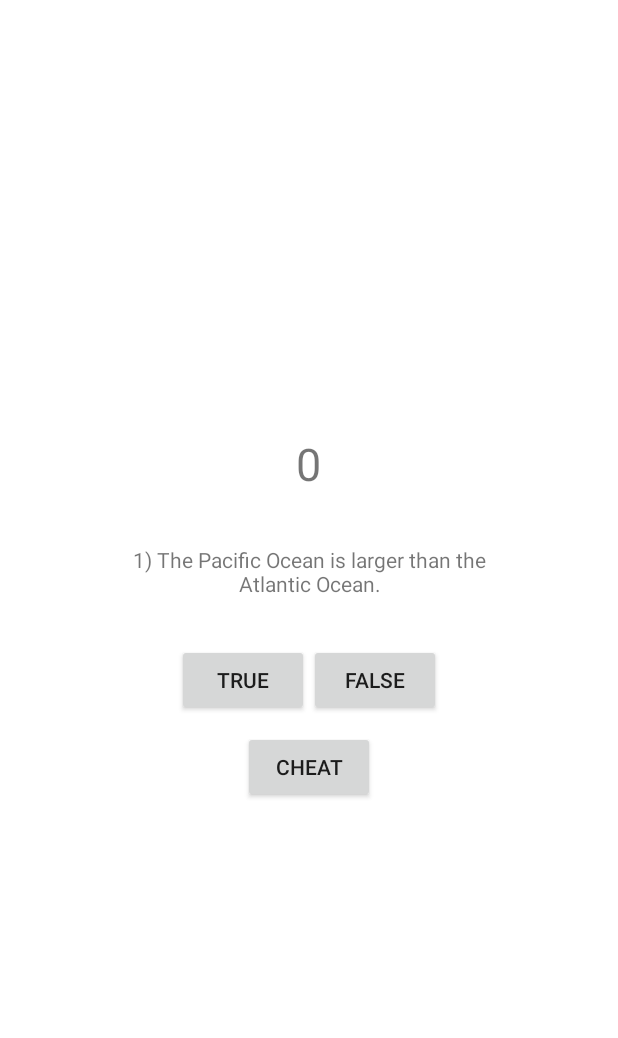
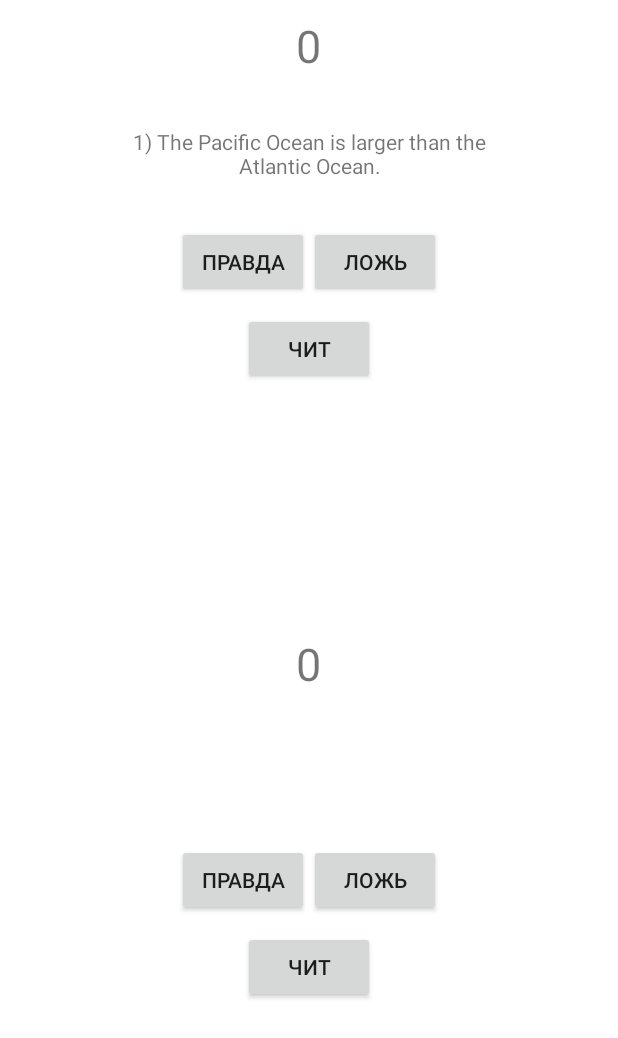
Before and after one commit to BrnGLghT/GeoQuiz, an Android app: the screen it shows after launch (MainActivity), on a phone screen of 412 x 824 dp. Shown: the top 1038 px of the screen. Run offline under Robolectric (Android 15) with nearby library versions, the phone set to English and light mode, and no system bars.

Commit message:
Refactoring second class

```diff
--- /dev/null
+++ b/app/src/main/java/com/example/geoquiz/CheatFragment.java
@@ -0,0 +1,28 @@
+package com.example.geoquiz;
+
+import android.os.Bundle;
+import android.view.LayoutInflater;
+import android.view.View;
+import android.view.ViewGroup;
+
+import androidx.annotation.NonNull;
+import androidx.annotation.Nullable;
+import androidx.fragment.app.Fragment;
+
+public class CheatFragment extends Fragment {
+
+    @Override
+    public void onCreate(@Nullable Bundle savedInstanceState) {
+        super.onCreate(savedInstanceState);
+    }
+
+    @Nullable
+    @Override
+    public View onCreateView(@NonNull LayoutInflater inflater, @Nullable ViewGroup container, @Nullable Bundle savedInstanceState) {
+        View v = inflater.inflate(R.layout.activity_main, container, false);
+
+
+
+        return v;
+    }
+}
--- a/app/src/main/java/com/example/geoquiz/MainActivity.java
+++ b/app/src/main/java/com/example/geoquiz/MainActivity.java
@@ -12,8 +12,9 @@ import android.widget.TextView;
 import android.widget.Toast;
 
 import androidx.appcompat.app.AppCompatActivity;
+import androidx.fragment.app.Fragment;
 
-public class MainActivity extends AppCompatActivity {
+public class MainActivity extends SingleFragmentActivity {
 
     private Button mTrueButton;
     private Button mFalseButton;
@@ -143,12 +144,18 @@ public class MainActivity extends AppCompatActivity {
             }
         });
 
-        mFalseButton.setOnClickListener(new View.OnClickListener() {
+        mFalseButton.setOnClickListener(new View.OnClickListener() { //TODO finish this pls
             @Override
-            public void onClick(View v) {
-                checkAnswer(false);
+            public void onClick(View view) {
+
             }
         });
+//        mFalseButton.setOnClickListener(new View.OnClickListener() {
+//            @Override
+//            public void onClick(View v) {
+//                checkAnswer(false);
+//            }
+//        });
 
         mResetButton.setOnClickListener(new View.OnClickListener() {
             @Override
@@ -173,6 +180,11 @@ public class MainActivity extends AppCompatActivity {
         });
 
         updateQuestion();
+    }
+
+    @Override
+    public Fragment createFragment() {
+        return new CheatFragment();
     }
 
     @Override
--- /dev/null
+++ b/app/src/main/java/com/example/geoquiz/SingleFragmentActivity.java
@@ -0,0 +1,27 @@
+package com.example.geoquiz;
+
+import android.os.Bundle;
+
+import androidx.annotation.Nullable;
+import androidx.appcompat.app.AppCompatActivity;
+import androidx.fragment.app.Fragment;
+import androidx.fragment.app.FragmentManager;
+
+public abstract class SingleFragmentActivity extends AppCompatActivity {
+
+    public abstract Fragment createFragment();
+
+    @Override
+    protected void onCreate(@Nullable Bundle savedInstanceState) {
+        super.onCreate(savedInstanceState);
+        setContentView(R.layout.activity_main);
+        FragmentManager fm =getSupportFragmentManager();
+        Fragment fragment = fm.findFragmentById(R.id.fragment_container);
+        if (fragment == null) {
+            fragment = createFragment();
+            fm.beginTransaction()
+                    .add(R.id.fragment_container, fragment)
+                    .commit();
+        }
+    }
+}
--- /dev/null
+++ b/app/src/main/res/layout/activity_fragment.xml
@@ -0,0 +1,10 @@
+<?xml version="1.0" encoding="utf-8"?>
+<androidx.constraintlayout.widget.ConstraintLayout
+    xmlns:android="http://schemas.android.com/apk/res/android"
+    android:layout_width="match_parent"
+    android:layout_height="match_parent"
+    android:background="@android:color/background_dark">
+
+
+
+</androidx.constraintlayout.widget.ConstraintLayout>
--- a/app/src/main/res/layout/activity_main.xml
+++ b/app/src/main/res/layout/activity_main.xml
@@ -16,6 +16,7 @@
         android:background="@color/grey"/>
 
 <LinearLayout
+    android:id="@+id/fragment_container"
     android:layout_width="match_parent"
     android:layout_height="match_parent"
     android:gravity="center"
@@ -61,7 +62,7 @@
         android:id="@+id/reset_button"
         android:layout_width="wrap_content"
         android:layout_height="wrap_content"
-        android:text="RESET"
+        android:text="@string/reset_button"
         android:visibility="gone"/>
 </LinearLayout>
     <TextView
--- a/app/src/main/res/values/strings.xml
+++ b/app/src/main/res/values/strings.xml
@@ -1,21 +1,22 @@
 <resources>
     <string name="app_name">GeoQuiz</string>
-    <string name="true_button">TRUE</string>
-    <string name="false_button">FALSE</string>
-    <string name="next_button">NEXT</string>
-    <string name="prev_button">PREV</string>
+    <string name="true_button">Правда</string>
+    <string name="false_button">Ложь</string>
+    <string name="next_button">След</string>
+    <string name="prev_button">Пред</string>
     <string name="menu_settings">Settings</string>
-    <string name="correct_answer">Correct!</string>
-    <string name="incorrect_answer">Incorrect!</string>
-    <string name="perfect_result">Congrats, you are awesome!</string>
-    <string name="normal_result">You are not so bad, try again.</string>
-    <string name="bad_result">Hey, read some books, n try again later.</string>
+    <string name="correct_answer">Верно!</string>
+    <string name="incorrect_answer">Неверно!</string>
+    <string name="perfect_result">Ты потрясающий!</string>
+    <string name="normal_result">Неплохо, неплохо.</string>
+    <string name="bad_result">Может стоит больше читать?</string>
 
-    <string name="warning_text">Are you sure you want to do this?</string>
-    <string name="show_answer_button">Show Answer</string>
-    <string name="cheat_button">Cheat</string>
-    <string name="judgment_toast">Cheating is wrong.</string>
-    <string name="back_button">Back</string>
+    <string name="warning_text">Ты точно этого хочешь?</string>
+    <string name="show_answer_button">Хочу ответа</string>
+    <string name="cheat_button">ЧИТ</string>
+    <string name="judgment_toast">Читерство это плохо</string>
+    <string name="back_button">Назад</string>
+    <string name="reset_button">Рестарт</string>
 
     <!--QUESTIONS-->
     <string name="question_oceans">1) The Pacific Ocean is larger than the Atlantic Ocean.</string>
--- a/build.gradle
+++ b/build.gradle
@@ -7,7 +7,7 @@ buildscript {
 
     }
     dependencies {
-        classpath 'com.android.tools.build:gradle:4.0.0'
+        classpath 'com.android.tools.build:gradle:4.0.1'
 
         // NOTE: Do not place your application dependencies here; they belong
         // in the individual module build.gradle files
```
